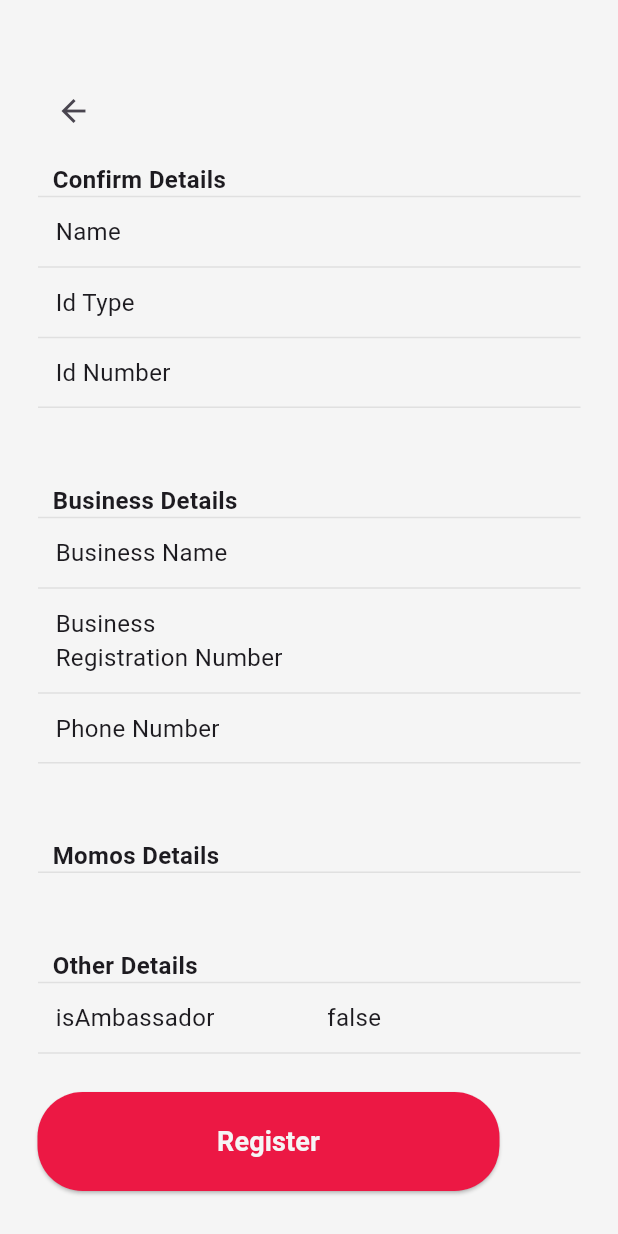
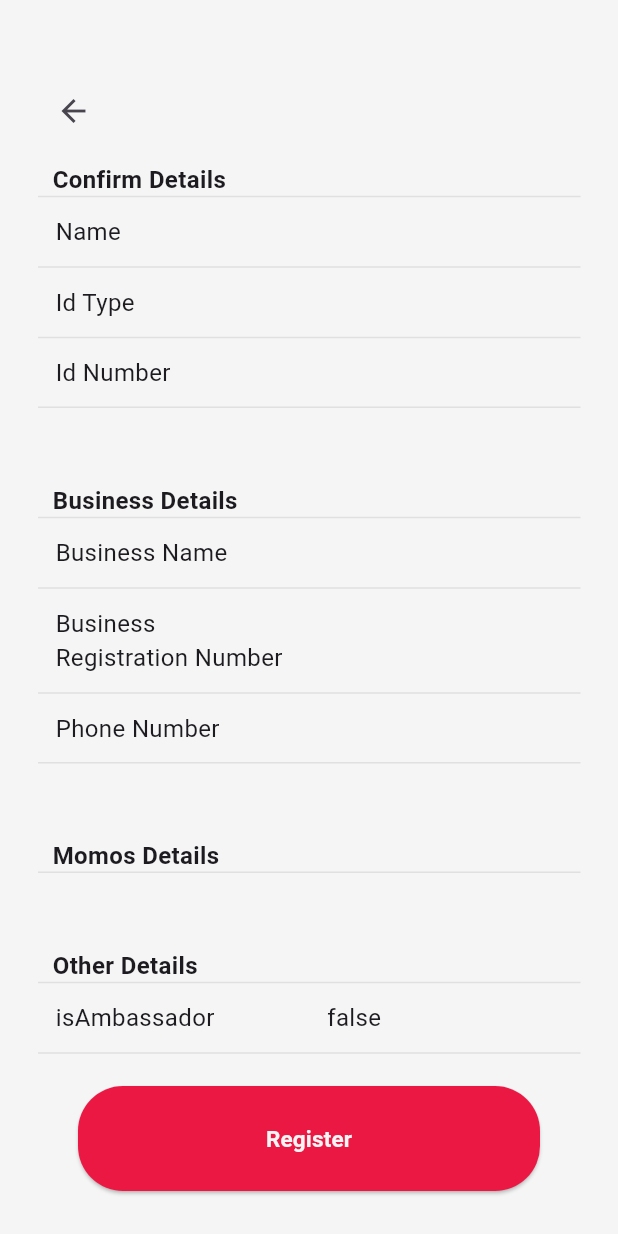
Before and after one commit to Jheezy30/agent_app, a Flutter app: the ConfirmDetailsPage screen opened directly with empty values, on a phone screen of 412 x 824 dp. Run offline on Flutter 3.47's test engine with Material 3 defaults, Android fonts, the phone set to English and light mode, and no system bars; our stand-ins replace dio, dropdown_button2, flutter_svg, geolocator, permission_handler, shared_preferences; accounts and stored records are empty.

Commit message:
I have made the changes.

```diff
--- a/lib/pages/confirm_details_page.dart
+++ b/lib/pages/confirm_details_page.dart
@@ -70,19 +70,32 @@ class _ConfirmDetailsPageState extends State<ConfirmDetailsPage> {
             const SizedBox(
               height: 20,
             ),
-            ElevatedButton(
+            Align(
+              alignment:Alignment.center,
+              child: ElevatedButton(
                 onPressed: () async {
                   bool myresult = await integrate.send(widget.user);
                   if (!myresult) {
+                    if (!integrate.isLoading) {
                       showDialog(
                         context: context,
                         builder: (context) => CustomAlertDialog(
-                      title: 'Operation Failed',
+                          title: 'Credentials already exist.',
+                          message:
+                          'The wallet number has already been assigned',
+                        ),
+                      );
+                    } else {
+                      showDialog(
+                        context: context,
+                        builder: (context) => CustomAlertDialog(
+                          title: 'Operation failed',
                           message:
                           'An error occurred while performing the operation.',
                         ),
                       );
-                } else {
+                    }
+                  }  else {
                     showDialog(
                       context: context,
                       builder: (context) => CustomAlertDialog(
@@ -107,6 +120,7 @@ class _ConfirmDetailsPageState extends State<ConfirmDetailsPage> {
                 ),
                 child: Container(
                   width: 260,
+                  height: 70,
                   padding: EdgeInsets.symmetric(vertical: 20),
                   alignment: Alignment.center,
                   child: integrate.isLoading
@@ -123,7 +137,7 @@ class _ConfirmDetailsPageState extends State<ConfirmDetailsPage> {
                               style: TextStyle(
                                 color: Colors.white,
                                 fontWeight: FontWeight.bold,
-                              fontSize: 18,
+                                fontSize: 15,
                               ),
                             ),
                           ],
@@ -133,7 +147,8 @@ class _ConfirmDetailsPageState extends State<ConfirmDetailsPage> {
                           style: TextStyle(
                             color: Colors.grey.shade100,
                             fontWeight: FontWeight.bold,
-                          fontSize: 18,
+                            fontSize: 15,
+                          ),
                         ),
                 ),
               ),
--- a/lib/pages/login_page.dart
+++ b/lib/pages/login_page.dart
@@ -51,7 +51,7 @@ class _LoginPageState extends State<LoginPage> {
                     ),
                     // welcome back message
                     Text(
-                      "Login Td",
+                      "Login",
                       style: TextStyle(
                         color: Colors.grey.shade900,
                         fontSize: 20,
--- a/lib/pages/vendors_page.dart
+++ b/lib/pages/vendors_page.dart
@@ -524,7 +524,7 @@ class _VendorsPageState extends State<VendorsPage> {
                       ],
                     ),
                   ),
-                )
+                ),
               ],
             ),
           ),
```
Lines whose indentation alone changed are shown as unchanged.
